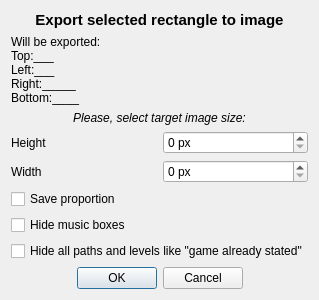
First picture: the form in Editor/edit_world/wld_saveimage.ui, repository WohlSoft/Moondust-Project, before the edit.
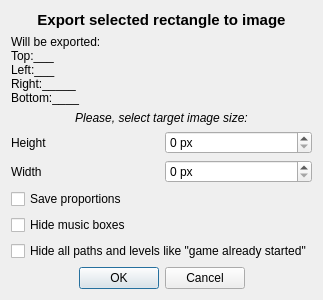
Second picture: the form after the edit. Icons and pictures are not drawn.

Commit message:
Spell Check & Proofreading
Please let me know if the meaning of my translations are wrong, so that I can explain them correctly.

```diff
--- a/Editor/edit_world/wld_saveimage.ui
+++ b/Editor/edit_world/wld_saveimage.ui
@@ -49,7 +49,7 @@
       <string>&lt;html&gt;&lt;head/&gt;&lt;body&gt;&lt;p&gt;With this option will be calculated opposite value for height or width for make target image with correct proportions.&lt;/p&gt;&lt;/body&gt;&lt;/html&gt;</string>
      </property>
      <property name="text">
-      <string>Save proportion</string>
+      <string>Save proportions</string>
      </property>
     </widget>
    </item>
@@ -136,7 +136,7 @@
    <item row="7" column="0" colspan="2">
     <widget class="QCheckBox" name="HidePaths">
      <property name="text">
-      <string>Hide all paths and levels like &quot;game already stated&quot;</string>
+      <string>Hide all paths and levels like &quot;game already started&quot;</string>
      </property>
     </widget>
    </item>
```
Left out of the diff: 6 changed lines with no effect on the pictures.
